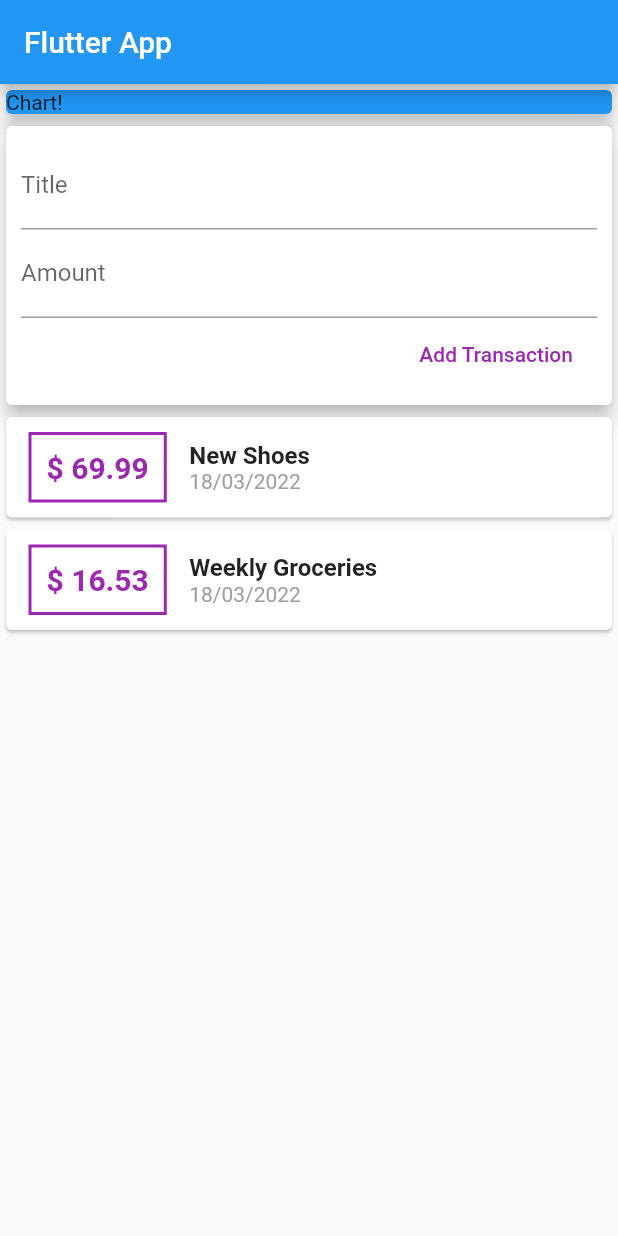
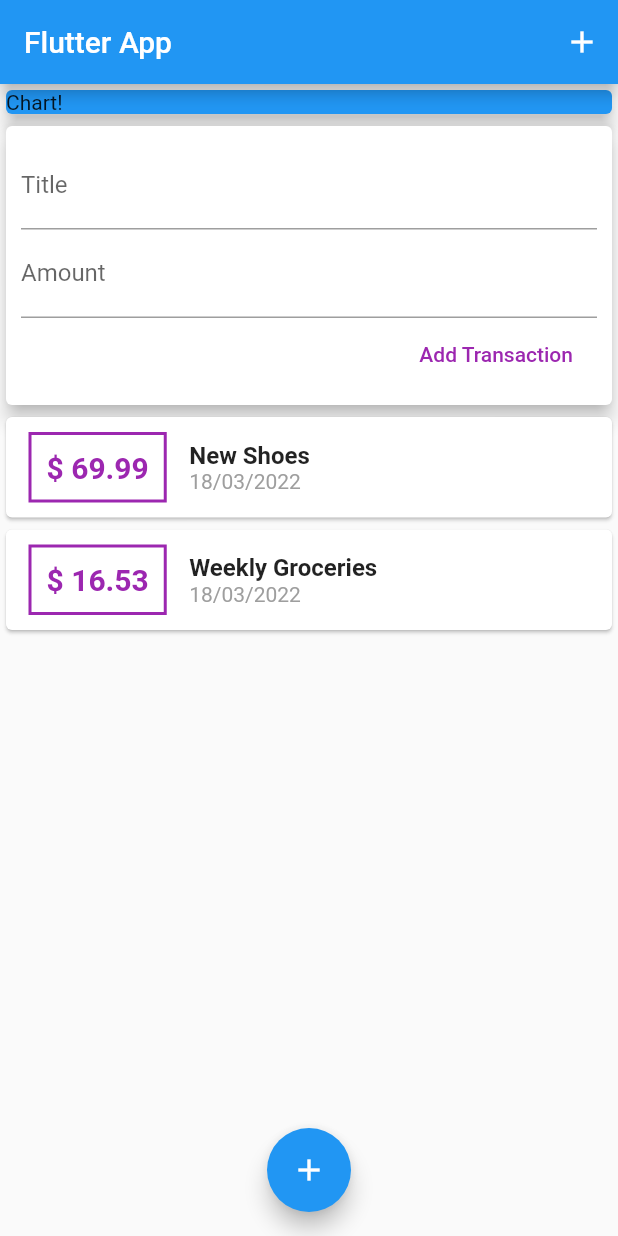
Before and after one commit to manucaputo/TEST_WID, a Flutter app: the screen it shows after launch, on a phone screen of 412 x 824 dp. Run offline on Flutter 3.47's test engine with Material 2 defaults, Android fonts, the phone set to English and light mode, and no system bars.

Commit message:
Chap 4 debut video 92

```diff
--- a/lib/main.dart
+++ b/lib/main.dart
@@ -16,6 +16,12 @@ class MyApp extends StatelessWidget {
         home: Scaffold(
       appBar: AppBar(
         title: Text('Flutter App'),
+        actions: <Widget>[
+          IconButton(
+            icon: Icon(Icons.add),
+            onPressed: () {},
+          )
+        ],
       ),
       body: SingleChildScrollView(
         child: Column(
@@ -36,6 +42,13 @@ class MyApp extends StatelessWidget {
           ],
         ),
       ),
+      floatingActionButtonLocation: FloatingActionButtonLocation.centerFloat,
+      floatingActionButton: FloatingActionButton(
+        onPressed: () {},
+        child: Icon(
+          Icons.add,
+        ),
+      ),
     ));
   }
 }
```
